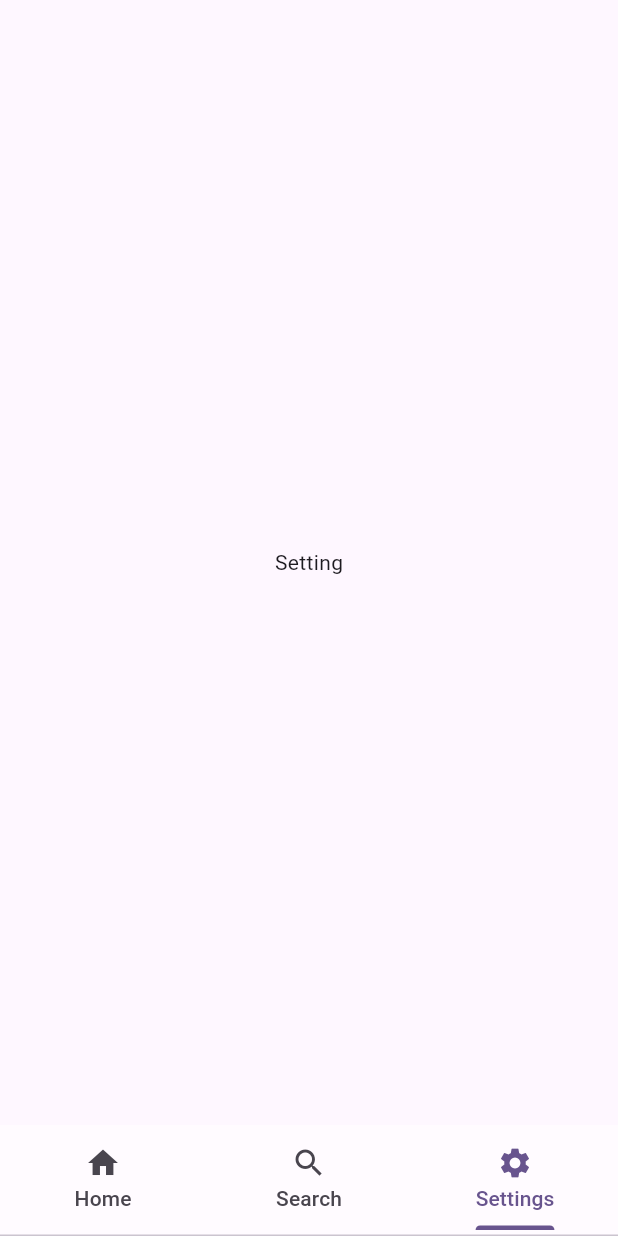
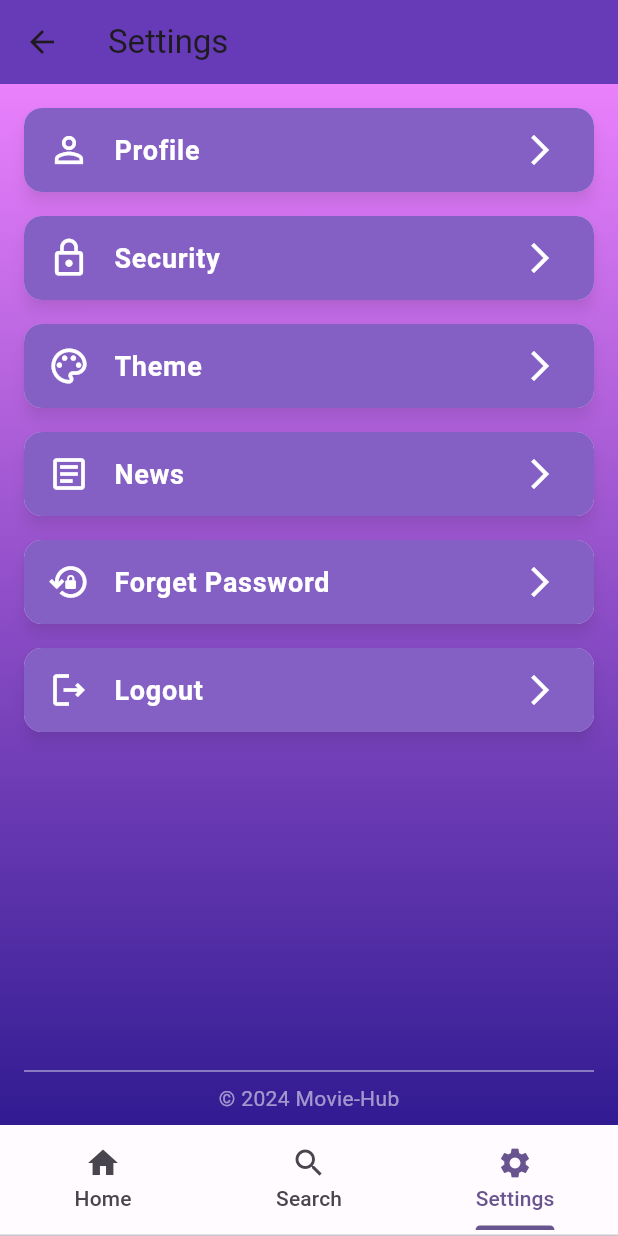
Before and after one commit to sagarthecoder/Movie-Hub-Flutter, a Flutter app: the HomeScreen screen opened directly, item 3 of the bottom bar chosen, on a phone screen of 412 x 824 dp. Run offline on Flutter 3.47's test engine with Material 3 defaults, Android fonts, the phone set to English and light mode, and no system bars; our stand-ins replace cached_network_image, dio, firebase_auth, firebase_core, flutter_rating, get and 4 more; missing offline and left inert: dart:ffi; accounts and stored records are empty; network calls fail.

Commit message:
Added Setting UI

```diff
--- a/lib/Modules/UISections/Home/Views/HomeScreen.dart
+++ b/lib/Modules/UISections/Home/Views/HomeScreen.dart
@@ -1,6 +1,7 @@
 import 'package:flutter/material.dart';
 import 'package:movie_hub/Modules/UISections/Dashboard/Views/DashboardScreen.dart';
 import 'package:movie_hub/Modules/UISections/Movie/MovieSearch/Views/MovieSearchScreen.dart';
+import 'package:movie_hub/Modules/UISections/Settings/Views/SettingScreen.dart';
 
 import '../../TabBar/Model/TabItem.dart';
 
@@ -37,9 +38,7 @@ class _HomeScreenState extends State<HomeScreen>
         children: [
           DashboardScreen(),
           MovieSearchScreen(),
-          const Center(
-            child: Text('Setting'),
-          )
+          SettingScreen(),
         ],
       ),
     );
--- a/lib/Modules/UISections/Movie/MovieSearch/Views/MovieSearchScreen.dart
+++ b/lib/Modules/UISections/Movie/MovieSearch/Views/MovieSearchScreen.dart
@@ -15,10 +15,26 @@ class MovieSearchScreen extends StatelessWidget {
       body: Stack(
         children: [
           _buildBackgroundContainer(),
+          _buildEmptyResult(),
           _buildContent(),
         ],
       ),
     );
+  }
+
+  Widget _buildEmptyResult() {
+    return Obx(() {
+      if (viewModel.searchMovieList.isEmpty) {
+        return const Center(
+          child: Text(
+            'No items found',
+            style: TextStyle(fontSize: 30, color: Colors.white),
+          ),
+        );
+      } else {
+        return Container();
+      }
+    });
   }
 
   Widget _buildBackgroundContainer() {
--- /dev/null
+++ b/lib/Modules/UISections/Settings/Views/SettingScreen.dart
@@ -0,0 +1,73 @@
+import 'package:flutter/material.dart';
+
+class SettingScreen extends StatelessWidget {
+  @override
+  Widget build(BuildContext context) {
+    return Scaffold(
+      appBar: AppBar(
+        title: const Text('Settings'),
+        backgroundColor: Colors.deepPurple,
+        elevation: 0,
+      ),
+      body: Container(
+        padding: const EdgeInsets.symmetric(horizontal: 16, vertical: 8),
+        decoration: BoxDecoration(
+          gradient: LinearGradient(
+            colors: [Colors.purpleAccent.shade100, Colors.deepPurple.shade900],
+            begin: Alignment.topCenter,
+            end: Alignment.bottomCenter,
+          ),
+        ),
+        child: Column(
+          children: [
+            _buildSettingItem(context, 'Profile', Icons.person_outline),
+            _buildSettingItem(context, 'Security', Icons.lock_outline),
+            _buildSettingItem(context, 'Theme', Icons.color_lens_outlined),
+            _buildSettingItem(context, 'News', Icons.article_outlined),
+            _buildSettingItem(
+                context, 'Forget Password', Icons.lock_reset_outlined),
+            _buildSettingItem(context, 'Logout', Icons.logout_outlined),
+            const Spacer(),
+            _buildFooter(),
+          ],
+        ),
+      ),
+    );
+  }
+
+  Widget _buildSettingItem(BuildContext context, String title, IconData icon) {
+    return Card(
+      margin: const EdgeInsets.symmetric(vertical: 8),
+      shape: RoundedRectangleBorder(borderRadius: BorderRadius.circular(12)),
+      elevation: 4,
+      shadowColor: Colors.black.withOpacity(0.4),
+      child: ListTile(
+        leading: Icon(icon, color: Colors.white, size: 28),
+        title: Text(
+          title,
+          style: const TextStyle(
+            color: Colors.white,
+            fontWeight: FontWeight.w600,
+            fontSize: 18,
+          ),
+        ),
+        trailing: const Icon(Icons.arrow_forward_ios, color: Colors.white),
+        tileColor: Colors.deepPurple.withOpacity(0.8),
+        shape: RoundedRectangleBorder(borderRadius: BorderRadius.circular(12)),
+        onTap: () {},
+      ),
+    );
+  }
+
+  Widget _buildFooter() {
+    return const Column(
+      children: [
+        Divider(color: Colors.white54),
+        Text(
+          '© 2024 Movie-Hub',
+          style: TextStyle(color: Colors.white54, fontSize: 14),
+        ),
+      ],
+    );
+  }
+}
```
